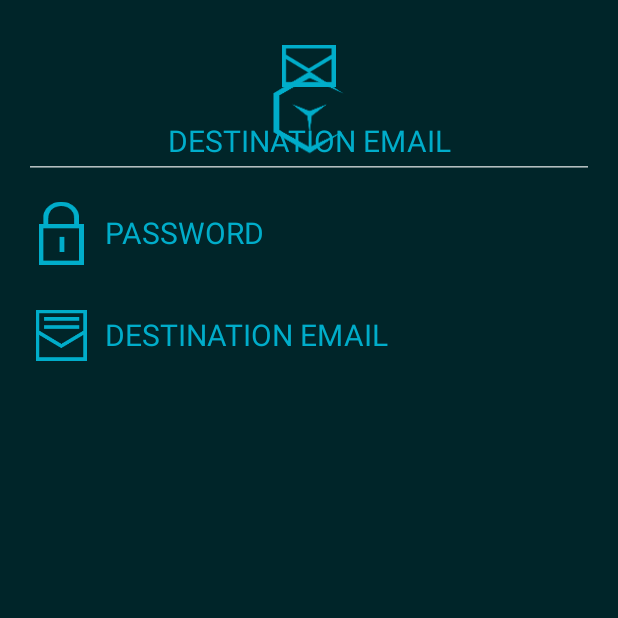
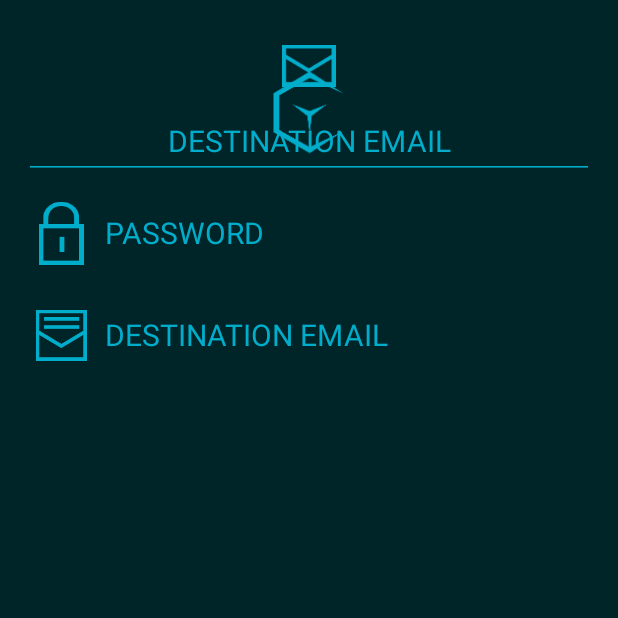
Before and after one commit to milosmns/Timecrypt, an Android app: the fragment DeliveryFragment placed in its activity, on a phone screen of 412 x 824 dp, the top half of it. Run offline under Robolectric (Android 15) with nearby library versions, the phone set to English and light mode, and no system bars; libraries missing offline, so code that uses them is left out: kotlin.reflect.primaryConstructor; 1 statement that could not run was skipped.

Commit message:
Adding final touches on the create UI

```diff
--- a/Android/app/src/main/kotlin/co/timecrypt/android/activities/MessageActivity.kt
+++ b/Android/app/src/main/kotlin/co/timecrypt/android/activities/MessageActivity.kt
@@ -7,6 +7,7 @@ import android.os.Bundle
 import android.support.v4.view.ViewPager
 import android.support.v7.app.AppCompatActivity
 import android.text.Editable
+import android.util.Log
 import android.view.View
 import android.view.inputmethod.InputMethodManager
 import android.widget.ImageView
@@ -16,36 +17,35 @@ import co.timecrypt.android.helpers.OnMessageChangedListener
 import co.timecrypt.android.helpers.PageChangeListenerAdapter
 import co.timecrypt.android.helpers.TextWatcherAdapter
 import co.timecrypt.android.pages.SwipeAdapter
+import co.timecrypt.android.v2.api.TimecryptController
 import co.timecrypt.android.v2.api.TimecryptMessage
 import kotlinx.android.synthetic.main.activity_message.*
 
 
 /**
- * The activity responsible for creating Timecrypt messages.
+ * The activity responsible for letting users create Timecrypt messages.
  */
 class MessageActivity : AppCompatActivity(), View.OnClickListener, OnMessageChangedListener {
 
+    private val TAG = MessageActivity::class.simpleName!!
+
     private companion object {
         val TIMECRYPT_URL = "https://github.com/milosmns/Timecrypt"
+        val DEFAULT_API_URL = "https://timecrypt-angrybyte.rhcloud.com/v2/"
     }
-
-    // val TAG: String = MainActivity::class.java.simpleName
-    //
-    // val mRetrofit: Retrofit = Retrofit.Builder()
-    //         .baseUrl("https://timecrypt-angrybyte.rhcloud.com/v2/")
-    //         .addConverterFactory(MoshiConverterFactory.create())
-    //         .build()
-    // val mTimecryptApi: TimecryptRestApi = mRetrofit.create(TimecryptRestApi::class.java)
 
     private var message: TimecryptMessage? = null
     private var swipeAdapter: SwipeAdapter? = null
     private var lastSelected: Int = 0
     private var tabs: List<ImageView> = emptyList()
     private var titles: List<Int> = emptyList()
+    private var controller: TimecryptController? = null
 
     override fun onCreate(savedInstanceState: Bundle?) {
         super.onCreate(savedInstanceState)
         setContentView(R.layout.activity_message)
+
+        controller = TimecryptController(DEFAULT_API_URL)
 
         tabs = listOf(tabText, tabViews, tabDestructDate, tabDelivery)
         titles = listOf(R.string.title_edit_hint, R.string.title_views, R.string.title_destruct_date, R.string.title_delivery)
@@ -66,11 +66,10 @@ class MessageActivity : AppCompatActivity(), View.OnClickListener, OnMessageChan
         }
 
         titleEdit.addTextChangedListener(titleChangeListener)
-        titleLogo.setOnClickListener {
-            startActivity(Intent(Intent.ACTION_VIEW, Uri.parse(TIMECRYPT_URL)))
-        }
 
+        titleLogo.setOnClickListener(this)
         buttonCreate.setOnClickListener(this)
+        buttonCancel.setOnClickListener(this)
         switchTabSelection(0)
     }
 
@@ -105,6 +104,31 @@ class MessageActivity : AppCompatActivity(), View.OnClickListener, OnMessageChan
         }
     }
 
+    override fun onClick(view: View) {
+        // log? "Message is ${swipeAdapter?.message}"
+        when (view.id) {
+            buttonCreate.id -> {
+                progressOverlay.visibility = View.VISIBLE
+                controller?.create(this, message!!, createOperationListener)
+            }
+            buttonCancel.id -> stopCreating()
+            titleLogo.id -> startActivity(Intent(Intent.ACTION_VIEW, Uri.parse(TIMECRYPT_URL)))
+        }
+    }
+
+    private val createOperationListener = object : TimecryptController.CreateCompletedListener {
+        override fun onCreateCompleted(id: String) {
+            Toast.makeText(this@MessageActivity, "Success! ID = $id", Toast.LENGTH_SHORT).show()
+            progressOverlay.visibility = View.GONE
+        }
+
+        override fun onCreateFailed(message: String) {
+            Log.e(TAG, message)
+            Toast.makeText(this@MessageActivity, R.string.message_not_created, Toast.LENGTH_LONG).show()
+            progressOverlay.visibility = View.GONE
+        }
+    }
+
     private fun switchTabSelection(current: Int) {
         tabs[lastSelected].setBackgroundResource(R.drawable.icon_background)
         tabs[current].setBackgroundResource(R.drawable.icon_background_active)
@@ -120,14 +144,19 @@ class MessageActivity : AppCompatActivity(), View.OnClickListener, OnMessageChan
         viewPager.swipeEnabled = !empty
     }
 
-    override fun onClick(view: View) {
-        when (view.id) {
-            buttonCreate.id -> Toast.makeText(this, "Message is ${swipeAdapter?.message}", Toast.LENGTH_LONG).show()
-        }
+    override fun onStop() {
+        super.onStop()
+        stopCreating()
+    }
+
+    private fun stopCreating() {
+        controller?.stopAll()
+        progressOverlay.visibility = View.GONE
     }
 
     override fun onDestroy() {
         super.onDestroy()
+        controller = null
         titleEdit.removeTextChangedListener(titleChangeListener)
         viewPager.removeOnPageChangeListener(pageChangeListener)
         swipeAdapter?.cleanup()
--- a/Android/app/src/main/kotlin/co/timecrypt/android/pages/DeliveryFragment.kt
+++ b/Android/app/src/main/kotlin/co/timecrypt/android/pages/DeliveryFragment.kt
@@ -44,13 +44,13 @@ class DeliveryFragment() : TimecryptFragment(mutableListOf()) {
 
     private val emailFromWatcher = object : TextWatcherAdapter() {
         override fun afterTextChanged(text: Editable) {
-            message.emailFrom = text.toString()
+            message?.emailFrom = text.toString()
         }
     }
 
     private val passwordWatcher = object : TextWatcherAdapter() {
         override fun afterTextChanged(text: Editable) {
-            message.password = text.toString()
+            message?.password = text.toString()
         }
     }
 
--- a/Android/app/src/main/kotlin/co/timecrypt/android/v2/api/CreateResponse.kt
+++ b/Android/app/src/main/kotlin/co/timecrypt/android/v2/api/CreateResponse.kt
@@ -14,4 +14,4 @@ import com.squareup.moshi.Json
 class CreateResponse(
         val id: String?,
         @Json(name = "status_code") val statusCode: Int
-)
+) : TimecryptResponse
--- a/Android/app/src/main/kotlin/co/timecrypt/android/v2/api/IsLockedResponse.kt
+++ b/Android/app/src/main/kotlin/co/timecrypt/android/v2/api/IsLockedResponse.kt
@@ -14,4 +14,4 @@ import com.squareup.moshi.Json
 class IsLockedResponse(
         @Json(name = "locked") val isLocked: Boolean?,
         @Json(name = "status_code") val statusCode: Int
-)
+) : TimecryptResponse
--- a/Android/app/src/main/kotlin/co/timecrypt/android/v2/api/ReadResponse.kt
+++ b/Android/app/src/main/kotlin/co/timecrypt/android/v2/api/ReadResponse.kt
@@ -20,4 +20,4 @@ class ReadResponse(
         val views: Int?,
         @Json(name = "lifetime") val destructDate: String?,
         @Json(name = "status_code") val statusCode: Int
-)
+) : TimecryptResponse
--- /dev/null
+++ b/Android/app/src/main/kotlin/co/timecrypt/android/v2/api/TimecryptController.kt
@@ -0,0 +1,76 @@
+package co.timecrypt.android.v2.api
+
+import android.content.Context
+import co.timecrypt.android.R
+import retrofit2.Call
+import retrofit2.Callback
+import retrofit2.Response
+import retrofit2.Retrofit
+import retrofit2.converter.moshi.MoshiConverterFactory
+
+/**
+ * A Timecrypt API communication controller implementation, allows the user to create, unlock and read Timecrypt messages.
+ */
+class TimecryptController(serverUrl: String) {
+
+    interface CreateCompletedListener {
+        fun onCreateCompleted(id: String)
+        fun onCreateFailed(message: String)
+    }
+
+    val retrofit: Retrofit
+    val api: TimecryptRestApi
+    val requests: MutableList<Call<out TimecryptResponse>> = mutableListOf()
+
+    init {
+        retrofit = Retrofit.Builder()
+                .baseUrl(serverUrl)
+                .addConverterFactory(MoshiConverterFactory.create())
+                .build()
+        api = retrofit.create(TimecryptRestApi::class.java)
+    }
+
+    private fun resolveErrorText(context: Context, code: Int): String {
+        return Utils.parseStatusCode(context, code) ?: context.getString(R.string.error_unknown)
+    }
+
+    private fun resolveErrorText(t: Throwable?): String {
+        return String.format("Network internal error: '%s'", t?.message ?: "unknown")
+    }
+
+    private fun resolveErrorText(context: Context, message: String?): String {
+        return context.getString(R.string.error_server, message ?: "unknown")
+    }
+
+    fun create(context: Context, message: TimecryptMessage, listener: CreateCompletedListener) {
+        val createCall = api.create(Utils.convertToQueryMap(message))
+        requests.add(createCall)
+
+        createCall.enqueue(object : Callback<CreateResponse> {
+
+            override fun onResponse(call: Call<CreateResponse>?, response: Response<CreateResponse>) {
+                if (!response.isSuccessful) {
+                    listener.onCreateFailed(resolveErrorText(context, response.message()))
+                    return;
+                }
+
+                val errorCode = response.body().statusCode
+                if (errorCode == 0) {
+                    listener.onCreateCompleted(response.body()?.id!!)
+                } else {
+                    listener.onCreateFailed(resolveErrorText(context, errorCode))
+                }
+            }
+
+            override fun onFailure(call: Call<CreateResponse>?, t: Throwable?) {
+                listener.onCreateFailed(resolveErrorText(t))
+            }
+
+        })
+    }
+
+    fun stopAll() {
+        requests.forEach { if (!it.isCanceled) it.cancel() }
+    }
+
+}
--- /dev/null
+++ b/Android/app/src/main/kotlin/co/timecrypt/android/v2/api/TimecryptResponse.kt
@@ -0,0 +1,6 @@
+package co.timecrypt.android.v2.api
+
+/**
+ * Just a marker interface.
+ */
+interface TimecryptResponse
--- a/Android/app/src/main/kotlin/co/timecrypt/android/v2/api/Utils.kt
+++ b/Android/app/src/main/kotlin/co/timecrypt/android/v2/api/Utils.kt
@@ -106,8 +106,8 @@ object Utils {
      * @see [SERVER_ERRORS]
      */
     fun parseStatusCode(context: Context, code: Int): String? {
-        SERVER_ERRORS[code]?.let {
-            return context.getString(R.string.error_template, it.toString())
+        SERVER_ERRORS[code]?.let { it ->
+            return context.getString(R.string.error_template, context.getString(it))
         }
         return null
     }
--- /dev/null
+++ b/Android/app/src/main/res/drawable/overlay_gradient.xml
@@ -0,0 +1,12 @@
+<?xml version="1.0" encoding="utf-8"?>
+<shape xmlns:android="http://schemas.android.com/apk/res/android"
+    android:shape="rectangle">
+
+    <gradient
+        android:angle="90"
+        android:centerColor="@color/mainDarkShadeAlpha"
+        android:endColor="@color/mainDarkShadeAlpha"
+        android:startColor="@color/mainDarkerShade"
+        android:type="linear" />
+
+</shape>
--- a/Android/app/src/main/res/layout/activity_message.xml
+++ b/Android/app/src/main/res/layout/activity_message.xml
@@ -126,4 +126,44 @@
 
     </LinearLayout>
 
+    <RelativeLayout
+        android:id="@+id/progressOverlay"
+        android:layout_width="match_parent"
+        android:layout_height="match_parent"
+        android:animateLayoutChanges="true"
+        android:background="@drawable/overlay_gradient"
+        android:visibility="gone">
+
+        <ProgressBar
+            android:id="@+id/progressCreating"
+            style="?attr/indeterminateProgressStyle"
+            android:layout_width="@dimen/title_item_size"
+            android:layout_height="@dimen/title_item_size"
+            android:layout_centerInParent="true"
+            android:padding="@dimen/tab_item_padding" />
+
+        <TextView
+            android:layout_width="wrap_content"
+            android:layout_height="wrap_content"
+            android:layout_below="@id/progressCreating"
+            android:layout_centerHorizontal="true"
+            android:text="@string/progress_creating"
+            android:textColor="@color/mainLighterShade"
+            android:textSize="@dimen/button_text_size" />
+
+        <Button
+            android:id="@+id/buttonCancel"
+            android:layout_width="match_parent"
+            android:layout_height="@dimen/button_height"
+            android:layout_alignParentBottom="true"
+            android:layout_centerHorizontal="true"
+            android:background="@drawable/button_background"
+            android:text="@string/message_cancel"
+            android:textAllCaps="true"
+            android:textColor="@color/color_button_text"
+            android:textSize="@dimen/button_text_size"
+            android:visibility="visible" />
+
+    </RelativeLayout>
+
 </FrameLayout>
--- a/Android/app/src/main/res/layout/fragment_delivery.xml
+++ b/Android/app/src/main/res/layout/fragment_delivery.xml
@@ -1,5 +1,6 @@
 <?xml version="1.0" encoding="utf-8"?>
 <LinearLayout xmlns:android="http://schemas.android.com/apk/res/android"
+    xmlns:app="http://schemas.android.com/apk/res-auto"
     android:layout_width="match_parent"
     android:layout_height="match_parent"
     android:gravity="center_horizontal|top"
@@ -28,7 +29,8 @@
         android:textColor="@color/mainLightShade"
         android:textColorHighlight="@color/mainLightShadeAlpha"
         android:textColorHint="@color/mainLightShade"
-        android:textSize="@dimen/text_size" />
+        android:textSize="@dimen/text_size"
+        app:backgroundTint="@color/mainLightShade" />
 
     <EditText
         android:id="@+id/deliveryPassword"
--- a/Android/app/src/main/res/layout/fragment_destruct_date.xml
+++ b/Android/app/src/main/res/layout/fragment_destruct_date.xml
@@ -15,7 +15,7 @@
         app:border_thickness="6dp"
         app:start_angle="3.14"
         app:thumb_color="@color/mainLighterShade"
-        app:thumb_size="20dp" />
+        app:thumb_size="16dp" />
 
     <LinearLayout
         android:layout_width="wrap_content"
--- a/Android/app/src/main/res/layout/fragment_views.xml
+++ b/Android/app/src/main/res/layout/fragment_views.xml
@@ -15,7 +15,7 @@
         app:border_thickness="6dp"
         app:start_angle="3.14"
         app:thumb_color="@color/mainLighterShade"
-        app:thumb_size="20dp" />
+        app:thumb_size="16dp" />
 
     <TextView
         android:id="@+id/sliderCountViews"
--- a/Android/app/src/main/res/values/colors.xml
+++ b/Android/app/src/main/res/values/colors.xml
@@ -7,6 +7,7 @@
 
     <color name="mainDarkShade">#002529</color>
     <color name="mainDarkerShade">#001519</color>
+    <color name="mainDarkShadeAlpha">#90001519</color>
     <color name="mainLightShade">#00ADCA</color>
     <color name="mainLighterShade">#00BDDA</color>
     <color name="mainLightShadeAlpha">#3000ADCA</color>
--- a/Android/app/src/main/res/values/strings.xml
+++ b/Android/app/src/main/res/values/strings.xml
@@ -1,10 +1,12 @@
 <?xml version="1.0" encoding="utf-8"?>
-<resources>
+<resources xmlns:tools="http://schemas.android.com/tools">
 
     <string name="app_name">Timecrypt for Android</string>
     <string name="app_name_short" translatable="false">Timecrypt</string>
 
-    <string name="error_template">An error occurred: "%s".\nCheck your connection and try again.</string>
+    <string name="error_template">An error occurred: "%s".\nCheck your message data and try again.</string>
+    <string name="error_server">A server error occurred: "%s". Please file a bug report by tapping the logo.</string>
+    <string name="error_unknown">An unknown error occurred. Please file a bug report by tapping the logo.</string>
     <string name="error_internal">Internal error</string> <!-- -1 -->
     <string name="error_missing_id">Missing message identifier</string> <!-- -2 -->
     <string name="error_invalid_id">Invalid message identifier</string> <!-- -3 -->
@@ -54,11 +56,14 @@
     </plurals>
 
     <string name="message_create">CREATE MESSAGE</string>
-    <string name="text_hint">TYPE SECRET MESSAGE HERE\nOR CLICK THE LOGO FOR HELP</string>
+    <string name="progress_creating">Creating…</string>
+    <string name="message_not_created">Message not created</string>
+    <string name="message_cancel" tools:ignore="ButtonCase">CANCEL</string>
+
+    <string name="text_hint">TYPE SECRET MESSAGE HERE\nOR TAP THE LOGO FOR HELP</string>
     <string name="title_views">ALLOWED VIEWS</string>
     <string name="title_destruct_date">SELF-DESTRUCT DATE</string>
     <string name="title_delivery">DELIVERY</string>
-
     <string name="title_edit_hint">MESSAGE TITLE</string>
     <string name="delivery_email_hint">DESTINATION EMAIL</string>
     <string name="delivery_password_hint">PASSWORD</string>
```
Also changed, not shown: 1 other file.
